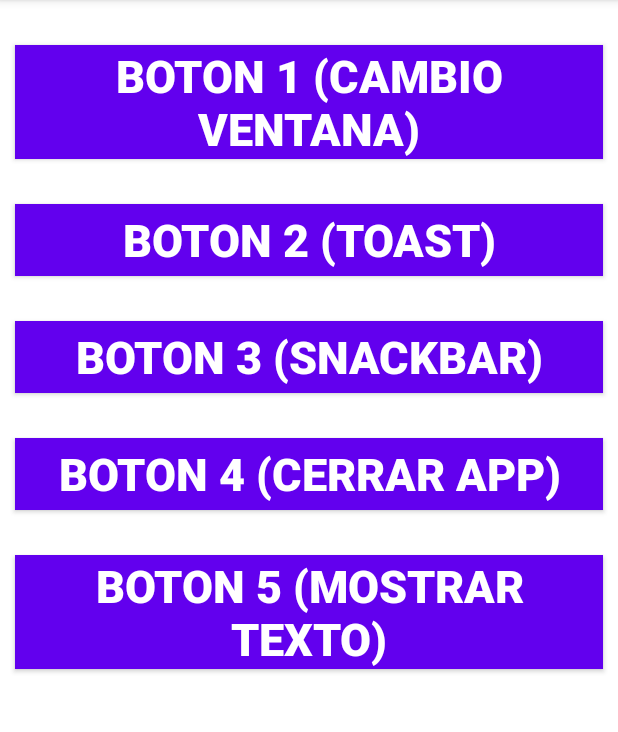
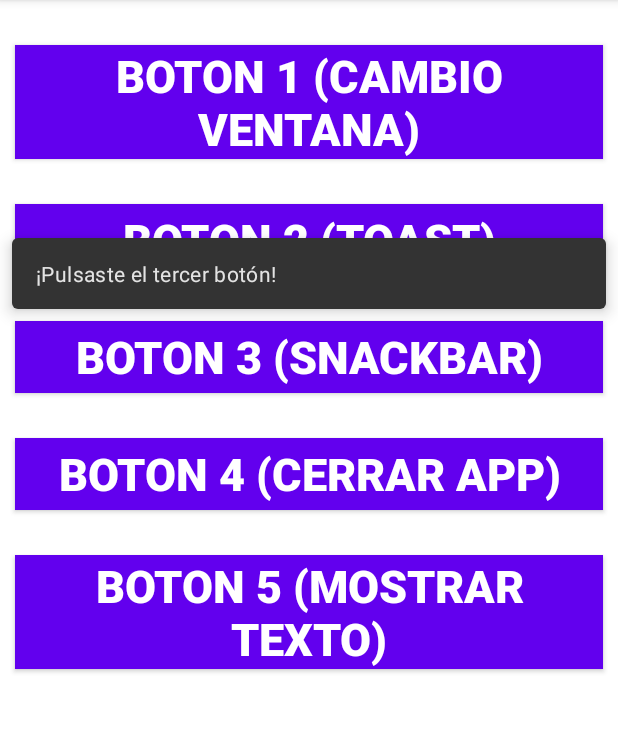
Before and after one commit to Ruben-RM/AppExtra1-Menu, an Android app: the screen it shows after launch (MainActivity), after a tap on "BOTON 3 (SNACKBAR)", on a phone screen of 412 x 824 dp, the part 84-816 px from its top. Run offline under Robolectric (Android 15) with nearby library versions, the phone set to English and light mode, and no system bars.

Commit message:
v1.0 - Botones 2 y 3 funcionales. App completada.

```diff
--- a/app/src/main/java/com/example/appextra1_menu/MainActivity.kt
+++ b/app/src/main/java/com/example/appextra1_menu/MainActivity.kt
@@ -4,21 +4,22 @@ import android.content.Intent
 import android.os.Bundle
 import android.view.View
 import android.widget.TextView
+import android.widget.Toast
 import androidx.activity.enableEdgeToEdge
 import androidx.appcompat.app.AppCompatActivity
 import androidx.appcompat.widget.AppCompatButton
-import androidx.collection.emptyLongSet
 import androidx.core.view.ViewCompat
 import androidx.core.view.WindowInsetsCompat
+import com.google.android.material.snackbar.Snackbar
 
 class MainActivity : AppCompatActivity() {
 
-    lateinit var btn_1:AppCompatButton
-    lateinit var btn_2:AppCompatButton
-    lateinit var btn_3:AppCompatButton
-    lateinit var btn_4:AppCompatButton
-    lateinit var btn_5:AppCompatButton
-    lateinit var tv_btn_5:TextView
+    private lateinit var btn1:AppCompatButton
+    private lateinit var btn2:AppCompatButton
+    private lateinit var btn3:AppCompatButton
+    private lateinit var btn4:AppCompatButton
+    private lateinit var btn5:AppCompatButton
+    private lateinit var tvBtn5:TextView
 
     override fun onCreate(savedInstanceState: Bundle?) {
         super.onCreate(savedInstanceState)
@@ -37,42 +38,44 @@ class MainActivity : AppCompatActivity() {
 
     private fun initComponents()
     {
-        btn_1 = findViewById(R.id.btn_1)
-        btn_2 = findViewById(R.id.btn_2)
-        btn_3 = findViewById(R.id.btn_3)
-        btn_4 = findViewById(R.id.btn_4)
-        btn_5 = findViewById(R.id.btn_5)
-        tv_btn_5 = findViewById(R.id.tv_btn_5)
+        btn1 = findViewById(R.id.btn_1)
+        btn2 = findViewById(R.id.btn_2)
+        btn3 = findViewById(R.id.btn_3)
+        btn4 = findViewById(R.id.btn_4)
+        btn5 = findViewById(R.id.btn_5)
+        tvBtn5 = findViewById(R.id.tv_btn_5)
     }
 
     private fun initListeners()
     {
-        btn_1.setOnClickListener()
+        btn1.setOnClickListener()
         {
             nav2Act2()
         }
 
-        btn_2.setOnClickListener()
+        btn2.setOnClickListener()
         {
-
+            Toast.makeText(this, "¡Pulsaste el segundo botón!", Toast.LENGTH_LONG).show()
         }
 
-        btn_3.setOnClickListener()
+        btn3.setOnClickListener()
         {
-
+            Snackbar.make(btn3, "¡Pulsaste el tercer botón!", Snackbar.LENGTH_SHORT)
+                .setAnchorView(btn3)
+                .show()
         }
 
-        btn_4.setOnClickListener()
+        btn4.setOnClickListener()
         {
             finishAffinity()
         }
 
-        btn_5.setOnClickListener()
+        btn5.setOnClickListener()
         {
-            if (tv_btn_5.visibility == View.VISIBLE)
-                tv_btn_5.visibility = View.INVISIBLE
+            if (tvBtn5.visibility == View.VISIBLE)
+                tvBtn5.visibility = View.INVISIBLE
             else
-                tv_btn_5.visibility = View.VISIBLE
+                tvBtn5.visibility = View.VISIBLE
         }
     }
 
```
